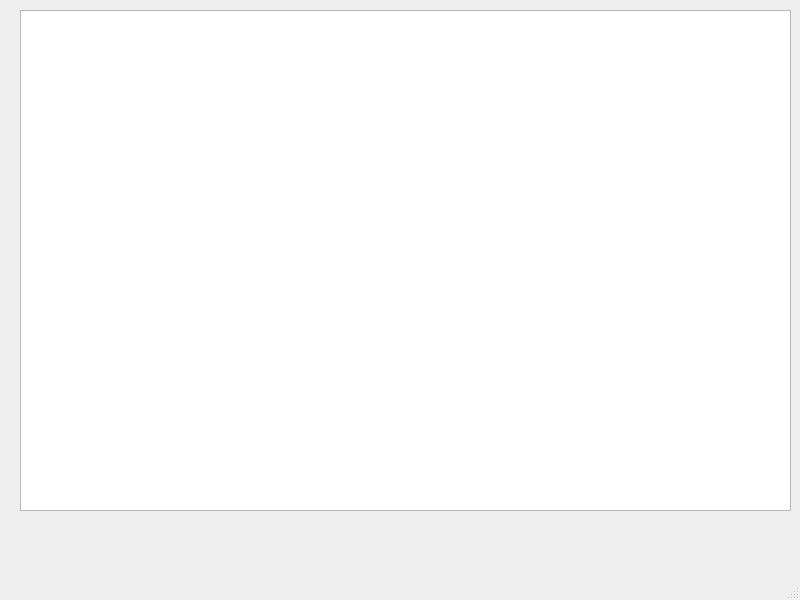
Above: subwindows/universalrelationtable.ui from ButtNaked/DBprom2 before the change. Below: the same form after it.
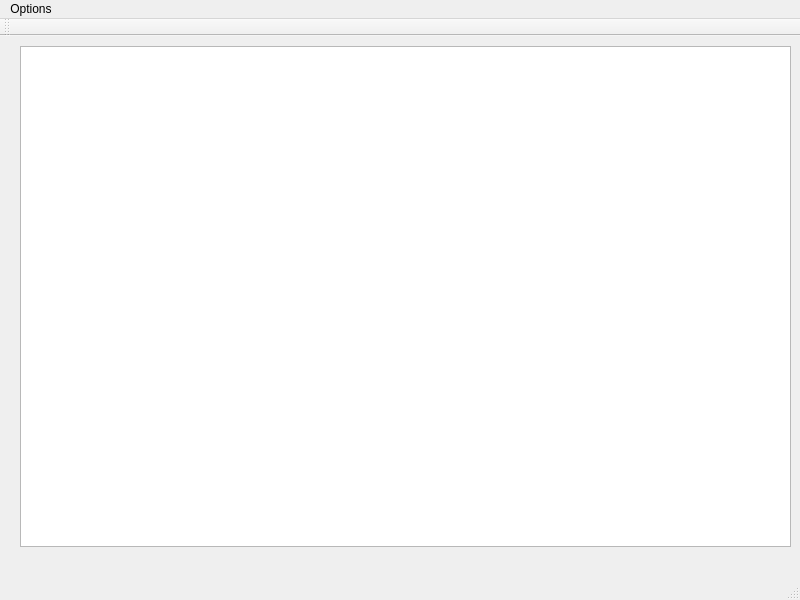
That is the form after the change.

Diff of the .ui file:
```diff
--- a/subwindows/universalrelationtable.ui
+++ b/subwindows/universalrelationtable.ui
@@ -26,6 +26,39 @@
    </widget>
   </widget>
   <widget class="QStatusBar" name="statusbar"/>
+  <widget class="QToolBar" name="toolBar">
+   <property name="windowTitle">
+    <string>toolBar</string>
+   </property>
+   <attribute name="toolBarArea">
+    <enum>TopToolBarArea</enum>
+   </attribute>
+   <attribute name="toolBarBreak">
+    <bool>false</bool>
+   </attribute>
+  </widget>
+  <widget class="QMenuBar" name="menuBar">
+   <property name="geometry">
+    <rect>
+     <x>0</x>
+     <y>0</y>
+     <width>800</width>
+     <height>21</height>
+    </rect>
+   </property>
+   <widget class="QMenu" name="menuOptions">
+    <property name="title">
+     <string>Options</string>
+    </property>
+    <addaction name="actionCheck"/>
+   </widget>
+   <addaction name="menuOptions"/>
+  </widget>
+  <action name="actionCheck">
+   <property name="text">
+    <string>Check</string>
+   </property>
+  </action>
  </widget>
  <resources/>
  <connections/>
```
